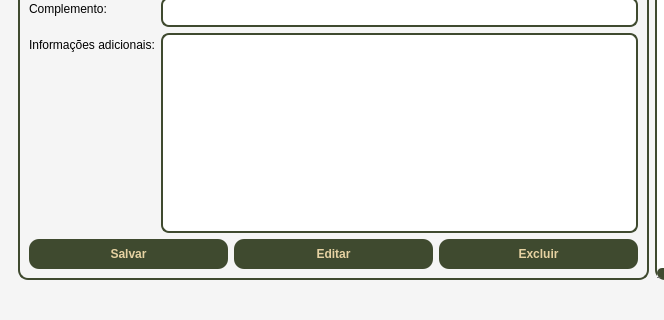
Old version of the form telas/tela_menu.ui in the repository Faeldh/sistema_confeitaria; both pictures show x 0 to 664 and y 453 to 773 of the 1303 by 773 pixel window.
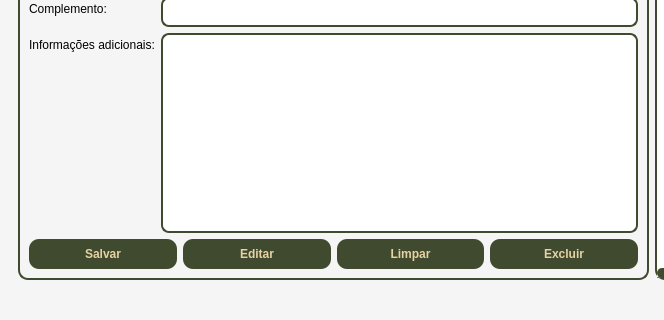
New version of the form. The open tabs and pages were chosen to show the change.

Diff of the .ui file:
```diff
--- a/telas/tela_menu.ui
+++ b/telas/tela_menu.ui
@@ -2291,6 +2291,13 @@
                </property>
               </widget>
              </item>
+             <item>
+              <widget class="QPushButton" name="btn_limparPedido">
+               <property name="text">
+                <string>Limpar</string>
+               </property>
+              </widget>
+             </item>
              <item>
               <widget class="QPushButton" name="btn_excluirFornecedor">
                <property name="text">
```
Left out of the diff: 9 changed lines with no effect on the pictures.
